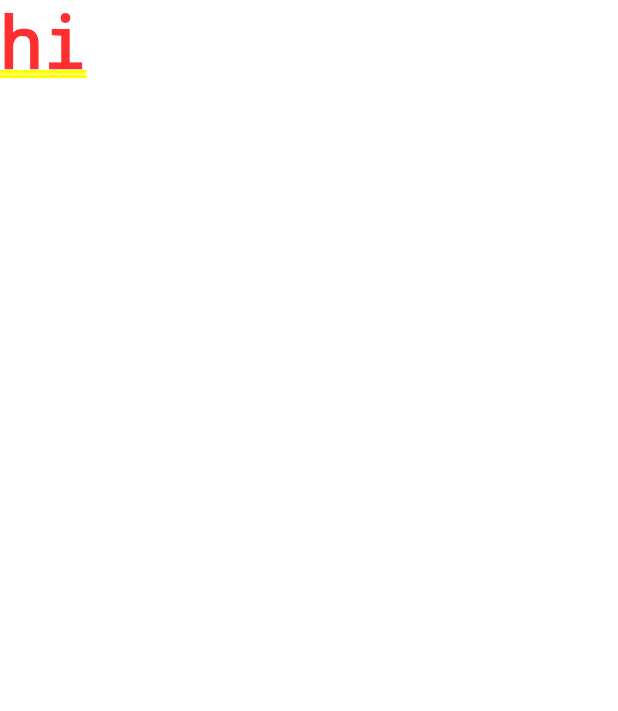
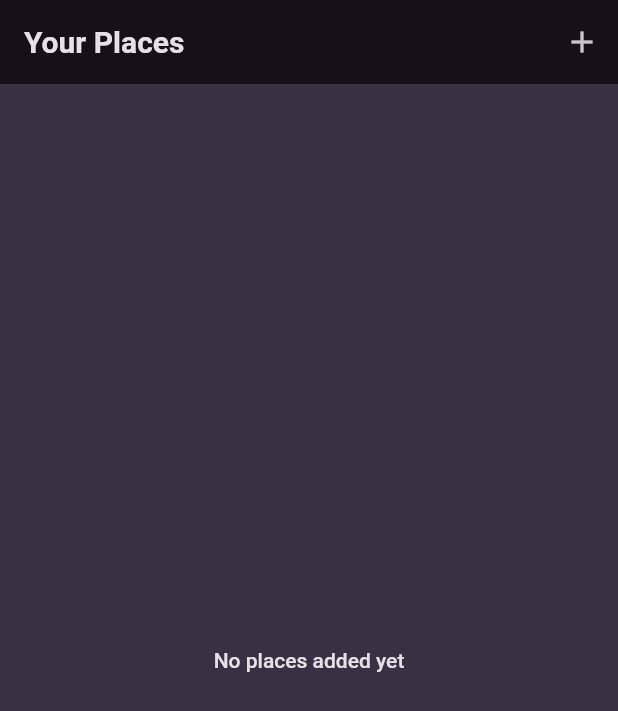
Before and after one commit to Sebsprograms/favorite_places, a Flutter app: the screen it shows after launch, on a phone screen of 412 x 824 dp. Shown: the top 711 px of the screen. Run offline on Flutter 3.47's test engine with Material 2 defaults, Android fonts, the phone set to English and light mode, and no system bars; our stand-ins replace flutter_riverpod, google_fonts.

Commit message:
Create a rudementary app for storying your favorite places around the world

```diff
--- a/lib/main.dart
+++ b/lib/main.dart
@@ -1,6 +1,8 @@
 import 'package:flutter/material.dart';
+import 'package:flutter_riverpod/flutter_riverpod.dart';
+import 'package:google_fonts/google_fonts.dart';
 
-import 'package:google_fonts/google_fonts.dart';
+import 'package:favorite_places/screens/places.dart';
 
 final colorScheme = ColorScheme.fromSeed(
   brightness: Brightness.dark,
@@ -27,19 +29,19 @@ final theme = ThemeData().copyWith(
 
 void main() {
   runApp(
-    const MyApp(),
+    const ProviderScope(child: MyApp()),
   );
 }
 
 class MyApp extends StatelessWidget {
-  const MyApp({Key? key}) : super(key: key);
+  const MyApp({super.key});
 
   @override
   Widget build(BuildContext context) {
     return MaterialApp(
       title: 'Great Places',
       theme: theme,
-      home: Text('hi'),
+      home: const PlacesScreen(),
     );
   }
 }
--- /dev/null
+++ b/lib/models/place.dart
@@ -0,0 +1,10 @@
+import 'package:uuid/uuid.dart';
+
+const uuid = Uuid();
+
+class Place {
+  Place({required this.title}) : id = uuid.v4();
+
+  final String id;
+  final String title;
+}
--- /dev/null
+++ b/lib/providers/user_places.dart
@@ -0,0 +1,17 @@
+import 'package:flutter_riverpod/flutter_riverpod.dart';
+
+import 'package:favorite_places/models/place.dart';
+
+class UserPlacesNotifier extends StateNotifier<List<Place>> {
+  UserPlacesNotifier() : super(const []);
+
+  void addPlace(String title) {
+    final newPlace = Place(title: title);
+    state = [newPlace, ...state];
+  }
+}
+
+final userPlacesProvider =
+    StateNotifierProvider<UserPlacesNotifier, List<Place>>(
+  (ref) => UserPlacesNotifier(),
+);
--- /dev/null
+++ b/lib/screens/places.dart
@@ -0,0 +1,36 @@
+import 'package:flutter/material.dart';
+import 'package:flutter_riverpod/flutter_riverpod.dart';
+
+import 'package:favorite_places/screens/add_place.dart';
+import 'package:favorite_places/widgets/places_list.dart';
+import 'package:favorite_places/providers/user_places.dart';
+
+class PlacesScreen extends ConsumerWidget {
+  const PlacesScreen({super.key});
+
+  @override
+  Widget build(BuildContext context, WidgetRef ref) {
+    final userPlaces = ref.watch(userPlacesProvider);
+
+    return Scaffold(
+      appBar: AppBar(
+        title: const Text('Your Places'),
+        actions: [
+          IconButton(
+            icon: const Icon(Icons.add),
+            onPressed: () {
+              Navigator.of(context).push(
+                MaterialPageRoute(
+                  builder: (ctx) => const AddPlaceScreen(),
+                ),
+              );
+            },
+          ),
+        ],
+      ),
+      body: PlacesList(
+        places: userPlaces,
+      ),
+    );
+  }
+}
--- /dev/null
+++ b/lib/widgets/places_list.dart
@@ -0,0 +1,43 @@
+import 'package:favorite_places/screens/place_detail.dart';
+import 'package:flutter/material.dart';
+
+import 'package:favorite_places/models/place.dart';
+
+class PlacesList extends StatelessWidget {
+  const PlacesList({super.key, required this.places});
+
+  final List<Place> places;
+
+  @override
+  Widget build(BuildContext context) {
+    if (places.isEmpty) {
+      return Center(
+        child: Text(
+          'No places added yet',
+          style: Theme.of(context).textTheme.bodyLarge!.copyWith(
+                color: Theme.of(context).colorScheme.onBackground,
+              ),
+        ),
+      );
+    }
+
+    return ListView.builder(
+      itemCount: places.length,
+      itemBuilder: (ctx, index) => ListTile(
+        title: Text(
+          places[index].title,
+          style: Theme.of(context).textTheme.titleMedium!.copyWith(
+                color: Theme.of(context).colorScheme.onBackground,
+              ),
+        ),
+        onTap: () {
+          Navigator.of(context).push(
+            MaterialPageRoute(
+              builder: (ctx) => PlaceDetailScreen(place: places[index]),
+            ),
+          );
+        },
+      ),
+    );
+  }
+}
--- a/pubspec.yaml
+++ b/pubspec.yaml
@@ -36,6 +36,8 @@ dependencies:
   # Use with the CupertinoIcons class for iOS style icons.
   cupertino_icons: ^1.0.2
   google_fonts: ^4.0.0
+  flutter_riverpod: ^2.4.10
+  uuid: ^4.2.2
 
 dev_dependencies:
   flutter_test:
```
Also changed, not shown: lib/screens/add_place.dart (added, +64 -0 lines), lib/screens/place_detail.dart (added, +26 -0 lines), pubspec.lock.
